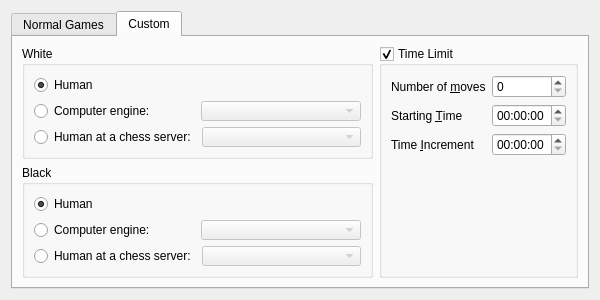
First picture: the form in src/gamedialog.ui, repository KDE/knights, before the edit.
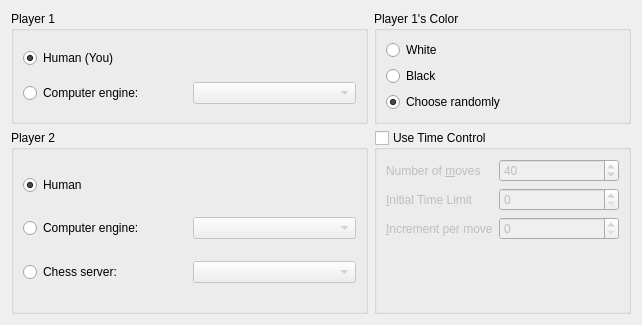
Second picture: the form after the edit. The open tabs and pages were chosen to show the change. Custom widgets are drawn as their Qt base class.

Commit message:
Game dialog redesign, thanks Dave Kaye.
Many settings have also been replaced to match the dialog.

```diff
--- a/src/gamedialog.ui
+++ b/src/gamedialog.ui
@@ -6,380 +6,285 @@
    <rect>
     <x>0</x>
     <y>0</y>
-    <width>600</width>
-    <height>300</height>
+    <width>642</width>
+    <height>325</height>
    </rect>
   </property>
+  <property name="sizePolicy">
+   <sizepolicy hsizetype="Preferred" vsizetype="Maximum">
+    <horstretch>0</horstretch>
+    <verstretch>0</verstretch>
+   </sizepolicy>
+  </property>
   <property name="minimumSize">
    <size>
     <width>600</width>
-    <height>300</height>
+    <height>240</height>
    </size>
   </property>
-  <layout class="QVBoxLayout" name="verticalLayout_5">
-   <item>
-    <widget class="KTabWidget" name="tabWidget">
-     <property name="currentIndex">
-      <number>0</number>
+  <layout class="QGridLayout" name="gridLayout">
+   <item row="0" column="0">
+    <widget class="QGroupBox" name="player1Box">
+     <property name="title">
+      <string>Player 1</string>
      </property>
-     <widget class="QWidget" name="basicTab">
-      <attribute name="title">
-       <string>Normal Games</string>
-      </attribute>
-      <layout class="QGridLayout" name="gridLayout_3">
-       <item row="0" column="0" colspan="2">
-        <widget class="QGroupBox" name="opponentGroup">
-         <property name="title">
-          <string>Opponent</string>
-         </property>
-         <layout class="QVBoxLayout" name="verticalLayout">
-          <item>
-           <widget class="QRadioButton" name="oppHuman">
-            <property name="text">
-             <string>Human at the same computer</string>
-            </property>
-            <property name="checked">
-             <bool>true</bool>
-            </property>
-           </widget>
-          </item>
-          <item>
-           <layout class="QHBoxLayout" name="compLayout">
-            <item>
-             <widget class="QRadioButton" name="oppComp">
-              <property name="text">
-               <string>Computer engine:</string>
-              </property>
-             </widget>
-            </item>
-            <item>
-             <widget class="KHistoryComboBox" name="programComboBox">
-              <property name="enabled">
-               <bool>false</bool>
-              </property>
-              <property name="historyItems">
-               <stringlist/>
-              </property>
-             </widget>
-            </item>
-           </layout>
-          </item>
-          <item>
-           <layout class="QHBoxLayout" name="ficsLayout">
-            <item>
-             <widget class="QRadioButton" name="oppFics">
-              <property name="text">
-               <string>Human at a chess server:</string>
-              </property>
-             </widget>
-            </item>
-            <item>
-             <widget class="KHistoryComboBox" name="serverComboBox">
-              <property name="enabled">
-               <bool>false</bool>
-              </property>
-              <property name="historyItems">
-               <stringlist/>
-              </property>
-             </widget>
-            </item>
-           </layout>
-          </item>
-         </layout>
-        </widget>
-       </item>
-       <item row="1" column="0">
-        <widget class="QGroupBox" name="colorGroup">
-         <property name="title">
-          <string>Your Color</string>
-         </property>
-         <layout class="QVBoxLayout" name="verticalLayout_2">
-          <item>
-           <widget class="QRadioButton" name="colorWhite">
-            <property name="text">
-             <string>White</string>
-            </property>
-           </widget>
-          </item>
-          <item>
-           <widget class="QRadioButton" name="colorBlack">
-            <property name="text">
-             <string>Black</string>
-            </property>
-           </widget>
-          </item>
-          <item>
-           <widget class="QRadioButton" name="colorRandom">
-            <property name="text">
-             <string>Choose randomly</string>
-            </property>
-            <property name="checked">
-             <bool>true</bool>
-            </property>
-           </widget>
-          </item>
-         </layout>
-        </widget>
-       </item>
-       <item row="1" column="1">
-        <widget class="QGroupBox" name="timeGroupBasic">
-         <property name="title">
-          <string>Time Limit</string>
-         </property>
-         <property name="checkable">
-          <bool>true</bool>
-         </property>
-         <layout class="QFormLayout" name="formLayout">
-          <item row="0" column="0">
-           <widget class="QLabel" name="numberOfMovesLabel">
-            <property name="text">
-             <string>Number of &amp;moves</string>
-            </property>
-            <property name="buddy">
-             <cstring>numberOfMoves</cstring>
-            </property>
-           </widget>
-          </item>
-          <item row="1" column="0">
-           <widget class="QLabel" name="startingTimeLabel">
-            <property name="text">
-             <string>Starting &amp;Time</string>
-            </property>
-            <property name="buddy">
-             <cstring>startingTime</cstring>
-            </property>
-           </widget>
-          </item>
-          <item row="2" column="0">
-           <widget class="QLabel" name="timeIncrementLabel">
-            <property name="text">
-             <string>Time &amp;Increment</string>
-            </property>
-            <property name="buddy">
-             <cstring>timeIncrement</cstring>
-            </property>
-           </widget>
-          </item>
-          <item row="0" column="1">
-           <widget class="KIntSpinBox" name="numberOfMoves"/>
-          </item>
-          <item row="1" column="1">
-           <widget class="QTimeEdit" name="startingTime"/>
-          </item>
-          <item row="2" column="1">
-           <widget class="QTimeEdit" name="timeIncrement"/>
-          </item>
-         </layout>
-        </widget>
-       </item>
-      </layout>
-     </widget>
-     <widget class="QWidget" name="customTab">
-      <attribute name="title">
-       <string>Custom</string>
-      </attribute>
-      <layout class="QGridLayout" name="gridLayout">
-       <item row="0" column="0">
-        <widget class="QGroupBox" name="whiteBox">
-         <property name="title">
-          <string>White</string>
-         </property>
-         <layout class="QVBoxLayout" name="verticalLayout_4">
-          <item>
-           <widget class="QRadioButton" name="whiteHuman">
-            <property name="text">
-             <string>Human</string>
-            </property>
-            <property name="checked">
-             <bool>true</bool>
-            </property>
-           </widget>
-          </item>
-          <item>
-           <layout class="QHBoxLayout" name="compLayout_2">
-            <item>
-             <widget class="QRadioButton" name="whiteComp">
-              <property name="text">
-               <string>Computer engine:</string>
-              </property>
-             </widget>
-            </item>
-            <item>
-             <widget class="KHistoryComboBox" name="whiteProgram">
-              <property name="enabled">
-               <bool>false</bool>
-              </property>
-              <property name="historyItems">
-               <stringlist/>
-              </property>
-             </widget>
-            </item>
-           </layout>
-          </item>
-          <item>
-           <layout class="QHBoxLayout" name="ficsLayout_2">
-            <item>
-             <widget class="QRadioButton" name="whiteFics">
-              <property name="text">
-               <string>Human at a chess server:</string>
-              </property>
-             </widget>
-            </item>
-            <item>
-             <widget class="KHistoryComboBox" name="whiteServer">
-              <property name="enabled">
-               <bool>false</bool>
-              </property>
-              <property name="historyItems">
-               <stringlist/>
-              </property>
-             </widget>
-            </item>
-           </layout>
-          </item>
-          <item>
-           <spacer name="horizontalSpacer_2">
-            <property name="orientation">
-             <enum>Qt::Horizontal</enum>
-            </property>
-            <property name="sizeHint" stdset="0">
-             <size>
-              <width>40</width>
-              <height>0</height>
-             </size>
-            </property>
-           </spacer>
-          </item>
-         </layout>
-        </widget>
-       </item>
-       <item row="1" column="0">
-        <widget class="QGroupBox" name="blackBox">
-         <property name="title">
-          <string>Black</string>
-         </property>
-         <layout class="QVBoxLayout" name="verticalLayout_3">
-          <item>
-           <widget class="QRadioButton" name="blackHuman">
-            <property name="text">
-             <string>Human</string>
-            </property>
-            <property name="checked">
-             <bool>true</bool>
-            </property>
-           </widget>
-          </item>
-          <item>
-           <layout class="QHBoxLayout" name="compLayout_3">
-            <item>
-             <widget class="QRadioButton" name="blackComp">
-              <property name="text">
-               <string>Computer engine:</string>
-              </property>
-             </widget>
-            </item>
-            <item>
-             <widget class="KHistoryComboBox" name="blackProgram">
-              <property name="enabled">
-               <bool>false</bool>
-              </property>
-              <property name="historyItems">
-               <stringlist/>
-              </property>
-             </widget>
-            </item>
-           </layout>
-          </item>
-          <item>
-           <layout class="QHBoxLayout" name="ficsLayout_3">
-            <item>
-             <widget class="QRadioButton" name="blackFics">
-              <property name="text">
-               <string>Human at a chess server:</string>
-              </property>
-             </widget>
-            </item>
-            <item>
-             <widget class="KHistoryComboBox" name="blackServer">
-              <property name="enabled">
-               <bool>false</bool>
-              </property>
-              <property name="historyItems">
-               <stringlist/>
-              </property>
-             </widget>
-            </item>
-           </layout>
-          </item>
-          <item>
-           <spacer name="horizontalSpacer">
-            <property name="orientation">
-             <enum>Qt::Horizontal</enum>
-            </property>
-            <property name="sizeHint" stdset="0">
-             <size>
-              <width>40</width>
-              <height>0</height>
-             </size>
-            </property>
-           </spacer>
-          </item>
-         </layout>
-        </widget>
-       </item>
-       <item row="0" column="1" rowspan="2">
-        <widget class="QGroupBox" name="timeGroupBasic_2">
-         <property name="title">
-          <string>Time Limit</string>
-         </property>
-         <property name="checkable">
-          <bool>true</bool>
-         </property>
-         <layout class="QFormLayout" name="formLayout_2">
-          <item row="0" column="0">
-           <widget class="QLabel" name="numberOfMovesLabel_2">
-            <property name="text">
-             <string>Number of &amp;moves</string>
-            </property>
-            <property name="buddy">
-             <cstring>numberOfMoves_2</cstring>
-            </property>
-           </widget>
-          </item>
-          <item row="1" column="0">
-           <widget class="QLabel" name="startingTimeLabel_2">
-            <property name="text">
-             <string>Starting &amp;Time</string>
-            </property>
-            <property name="buddy">
-             <cstring>startingTime_2</cstring>
-            </property>
-           </widget>
-          </item>
-          <item row="2" column="0">
-           <widget class="QLabel" name="timeIncrementLabel_2">
-            <property name="text">
-             <string>Time &amp;Increment</string>
-            </property>
-            <property name="buddy">
-             <cstring>timeIncrement_2</cstring>
-            </property>
-           </widget>
-          </item>
-          <item row="0" column="1">
-           <widget class="KIntSpinBox" name="numberOfMoves_2"/>
-          </item>
-          <item row="1" column="1">
-           <widget class="QTimeEdit" name="startingTime_2"/>
-          </item>
-          <item row="2" column="1">
-           <widget class="QTimeEdit" name="timeIncrement_2"/>
-          </item>
-         </layout>
-        </widget>
-       </item>
-      </layout>
-     </widget>
+     <layout class="QGridLayout" name="gridLayout_2">
+      <item row="0" column="0">
+       <widget class="QRadioButton" name="player1Human">
+        <property name="text">
+         <string>Human (You)</string>
+        </property>
+        <property name="checked">
+         <bool>true</bool>
+        </property>
+       </widget>
+      </item>
+      <item row="1" column="0">
+       <layout class="QHBoxLayout" name="compLayout_1">
+        <item>
+         <widget class="QRadioButton" name="player1Comp">
+          <property name="text">
+           <string>Computer engine:</string>
+          </property>
+         </widget>
+        </item>
+        <item>
+         <widget class="KHistoryComboBox" name="player1Program">
+          <property name="enabled">
+           <bool>false</bool>
+          </property>
+          <property name="historyItems">
+           <stringlist/>
+          </property>
+         </widget>
+        </item>
+       </layout>
+      </item>
+      <item row="2" column="0">
+       <spacer name="horizontalSpacer">
+        <property name="orientation">
+         <enum>Qt::Horizontal</enum>
+        </property>
+        <property name="sizeHint" stdset="0">
+         <size>
+          <width>40</width>
+          <height>0</height>
+         </size>
+        </property>
+       </spacer>
+      </item>
+     </layout>
+    </widget>
+   </item>
+   <item row="1" column="0">
+    <widget class="QGroupBox" name="player2Box">
+     <property name="title">
+      <string>Player 2</string>
+     </property>
+     <layout class="QVBoxLayout" name="verticalLayout_3">
+      <item>
+       <widget class="QRadioButton" name="player2Human">
+        <property name="text">
+         <string>Human</string>
+        </property>
+        <property name="checked">
+         <bool>true</bool>
+        </property>
+       </widget>
+      </item>
+      <item>
+       <layout class="QHBoxLayout" name="compLayout_2">
+        <item>
+         <widget class="QRadioButton" name="player2Comp">
+          <property name="text">
+           <string>Computer engine:</string>
+          </property>
+         </widget>
+        </item>
+        <item>
+         <widget class="KHistoryComboBox" name="player2Program">
+          <property name="enabled">
+           <bool>false</bool>
+          </property>
+          <property name="historyItems">
+           <stringlist/>
+          </property>
+         </widget>
+        </item>
+       </layout>
+      </item>
+      <item>
+       <layout class="QHBoxLayout" name="ficsLayout_2">
+        <item>
+         <widget class="QRadioButton" name="player2Fics">
+          <property name="text">
+           <string>Chess server:</string>
+          </property>
+         </widget>
+        </item>
+        <item>
+         <widget class="KHistoryComboBox" name="player2Server">
+          <property name="enabled">
+           <bool>false</bool>
+          </property>
+          <property name="historyItems">
+           <stringlist/>
+          </property>
+         </widget>
+        </item>
+       </layout>
+      </item>
+     </layout>
+    </widget>
+   </item>
+   <item row="1" column="1">
+    <widget class="QGroupBox" name="timeGroup">
+     <property name="title">
+      <string>Use Time Control</string>
+     </property>
+     <property name="checkable">
+      <bool>true</bool>
+     </property>
+     <property name="checked">
+      <bool>false</bool>
+     </property>
+     <layout class="QFormLayout" name="formLayout_2">
+      <property name="fieldGrowthPolicy">
+       <enum>QFormLayout::ExpandingFieldsGrow</enum>
+      </property>
+      <item row="0" column="0">
+       <widget class="QLabel" name="numberOfMovesLabel">
+        <property name="text">
+         <string>Number of &amp;moves</string>
+        </property>
+        <property name="buddy">
+         <cstring>numberOfMoves</cstring>
+        </property>
+       </widget>
+      </item>
+      <item row="0" column="1">
+       <widget class="KIntSpinBox" name="numberOfMoves">
+        <property name="minimumSize">
+         <size>
+          <width>120</width>
+          <height>0</height>
+         </size>
+        </property>
+        <property name="specialValueText">
+         <string comment="Time control mode">Sudden Death</string>
+        </property>
+        <property name="maximum">
+         <number>120</number>
+        </property>
+        <property name="value">
+         <number>40</number>
+        </property>
+       </widget>
+      </item>
+      <item row="1" column="0">
+       <widget class="QLabel" name="timeLimitLabel">
+        <property name="text">
+         <string>&amp;Initial Time Limit</string>
+        </property>
+        <property name="buddy">
+         <cstring>timeLimit</cstring>
+        </property>
+       </widget>
+      </item>
+      <item row="1" column="1">
+       <widget class="KIntSpinBox" name="timeLimit">
+        <property name="minimumSize">
+         <size>
+          <width>120</width>
+          <height>0</height>
+         </size>
+        </property>
+        <property name="maximum">
+         <number>300</number>
+        </property>
+       </widget>
+      </item>
+      <item row="2" column="0">
+       <widget class="QLabel" name="timeIncrementLabel">
+        <property name="text">
+         <string>&amp;Increment per move</string>
+        </property>
+        <property name="buddy">
+         <cstring>timeIncrement</cstring>
+        </property>
+       </widget>
+      </item>
+      <item row="2" column="1">
+       <widget class="KIntSpinBox" name="timeIncrement">
+        <property name="minimumSize">
+         <size>
+          <width>120</width>
+          <height>0</height>
+         </size>
+        </property>
+        <property name="maximum">
+         <number>900</number>
+        </property>
+       </widget>
+      </item>
+     </layout>
+    </widget>
+   </item>
+   <item row="0" column="1">
+    <widget class="QGroupBox" name="colorGroup">
+     <property name="sizePolicy">
+      <sizepolicy hsizetype="Preferred" vsizetype="Maximum">
+       <horstretch>0</horstretch>
+       <verstretch>0</verstretch>
+      </sizepolicy>
+     </property>
+     <property name="title">
+      <string>Player 1's Color</string>
+     </property>
+     <layout class="QVBoxLayout" name="verticalLayout">
+      <item>
+       <widget class="QRadioButton" name="colorWhite">
+        <property name="sizePolicy">
+         <sizepolicy hsizetype="Minimum" vsizetype="Minimum">
+          <horstretch>0</horstretch>
+          <verstretch>0</verstretch>
+         </sizepolicy>
+        </property>
+        <property name="text">
+         <string>White</string>
+        </property>
+       </widget>
+      </item>
+      <item>
+       <widget class="QRadioButton" name="colorBlack">
+        <property name="sizePolicy">
+         <sizepolicy hsizetype="Minimum" vsizetype="Minimum">
+          <horstretch>0</horstretch>
+          <verstretch>0</verstretch>
+         </sizepolicy>
+        </property>
+        <property name="text">
+         <string>Black</string>
+        </property>
+       </widget>
+      </item>
+      <item>
+       <widget class="QRadioButton" name="colorRandom">
+        <property name="sizePolicy">
+         <sizepolicy hsizetype="Minimum" vsizetype="Minimum">
+          <horstretch>0</horstretch>
+          <verstretch>0</verstretch>
+         </sizepolicy>
+        </property>
+        <property name="text">
+         <string>Choose randomly</string>
+        </property>
+        <property name="checked">
+         <bool>true</bool>
+        </property>
+       </widget>
+      </item>
+     </layout>
     </widget>
    </item>
   </layout>
@@ -395,12 +300,6 @@
    <extends>QComboBox</extends>
    <header>kcombobox.h</header>
   </customwidget>
-  <customwidget>
-   <class>KTabWidget</class>
-   <extends>QTabWidget</extends>
-   <header>ktabwidget.h</header>
-   <container>1</container>
-  </customwidget>
   <customwidget>
    <class>KHistoryComboBox</class>
    <extends>KComboBox</extends>
```
Left out of the diff: 254 changed lines with no effect on the pictures. The commit also changes 3 other files.
